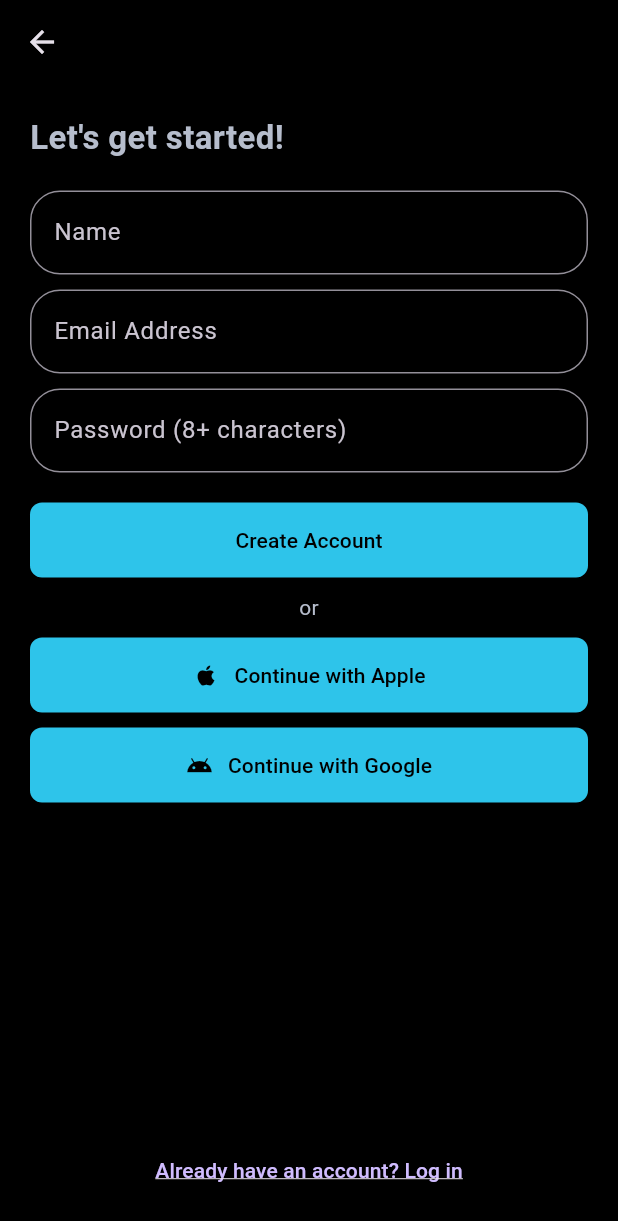
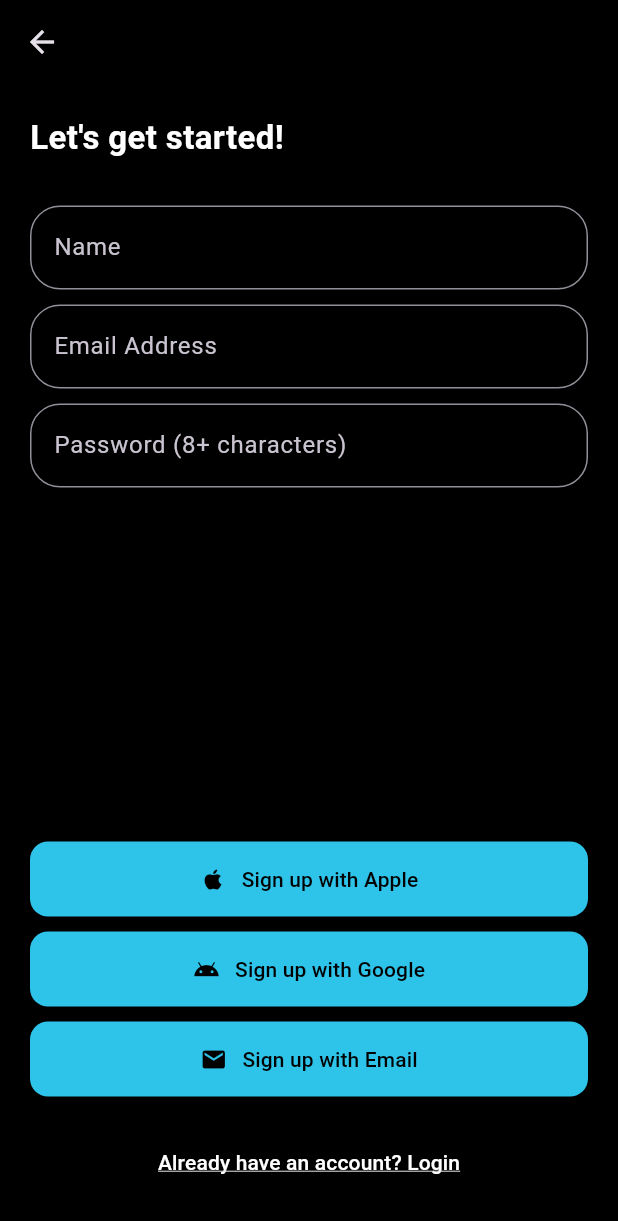
Before and after one commit to iupui-soic/exercise-behavior-change-app, a Flutter app: the SignupScreen screen opened directly, on a phone screen of 412 x 824 dp. Shown: the top 1221 px of the screen. Run offline on Flutter 3.47's test engine with Material 3 defaults, Android fonts, the phone set to English and light mode, and no system bars; our stand-ins replace carousel_slider, google_sign_in, hive, hive_flutter, sign_in_with_apple; accounts and stored records are empty.

Commit message:
Fix signup and signin UI with navbar

```diff
--- a/lib/screens/auth/login_screen.dart
+++ b/lib/screens/auth/login_screen.dart
@@ -11,7 +11,9 @@ class LoginScreen extends StatelessWidget {
   Widget build(BuildContext context) {
     return Scaffold(
       appBar: AppBar(),
-      body: Column(
+      // Wrap with SafeArea to respect system UI elements
+      body: SafeArea(
+        child: Column(
           mainAxisAlignment: MainAxisAlignment.center,
           crossAxisAlignment: CrossAxisAlignment.stretch,
           children: [
@@ -59,14 +61,12 @@ class LoginScreen extends StatelessWidget {
                 ],
               ),
             ),
-          const SizedBox(height: 60),
-          // Login link
+            const SizedBox(height: 20),
+            // Login link - updated with better positioning
             Padding(
-            padding: const EdgeInsets.only(bottom: 16),
-            child: Align(
-              alignment: Alignment.bottomCenter,
-              child: GestureDetector(
-                onTap: () {
+              padding: const EdgeInsets.only(bottom: 20),
+              child: TextButton(
+                onPressed: () {
                   Navigator.of(context).push(
                     MaterialPageRoute(
                       builder: (context) => const EmailLoginScreen(),
@@ -82,8 +82,8 @@ class LoginScreen extends StatelessWidget {
                 ),
               ),
             ),
+          ],
         ),
-        ],
       ),
     );
   }
@@ -140,7 +140,9 @@ class _EmailLoginScreenState extends State<EmailLoginScreen> {
           onPressed: () => Navigator.pop(context),
         ),
       ),
-      body: Padding(
+      // Add SafeArea here too
+      body: SafeArea(
+        child: Padding(
           padding: const EdgeInsets.all(20.0),
           child: Column(
             mainAxisAlignment: MainAxisAlignment.start,
@@ -204,6 +206,8 @@ class _EmailLoginScreenState extends State<EmailLoginScreen> {
               Expanded(
                 child: Align(
                   alignment: Alignment.bottomCenter,
+                  child: Padding(
+                    padding: const EdgeInsets.only(bottom: 20.0),
                     child: TextButton(
                       child: const Text(
                         'Don\'t have an account? Sign up',
@@ -221,7 +225,9 @@ class _EmailLoginScreenState extends State<EmailLoginScreen> {
                     ),
                   ),
                 ),
+              ),
             ],
+          ),
         ),
       ),
     );
--- a/lib/screens/auth/signup_screen.dart
+++ b/lib/screens/auth/signup_screen.dart
@@ -1,9 +1,9 @@
 import 'package:flutter/material.dart';
-import 'package:flutter/services.dart';
 import '../../services/auth_service.dart';
 import '../../widgets/app_button.dart';
 import '../onboarding/demographics_screen.dart';
-import 'login_screen.dart';
+import 'package:exercise_behavior_change_app/screens/auth/login_screen.dart';
+import 'package:exercise_behavior_change_app/utils/theme.dart';
 
 class SignupScreen extends StatefulWidget {
   const SignupScreen({Key? key}) : super(key: key);
@@ -31,29 +31,45 @@ class _SignupScreenState extends State<SignupScreen> {
   @override
   Widget build(BuildContext context) {
     return Scaffold(
-      appBar: AppBar(),
+      backgroundColor: Colors.black,
+      appBar: AppBar(
+        backgroundColor: Colors.transparent,
+        elevation: 0,
+      ),
+      // Following the pattern from the welcome screen
       body: SafeArea(
-        child: Padding(
+        child: LayoutBuilder(
+          builder: (context, constraints) {
+            return SingleChildScrollView(
+              child: ConstrainedBox(
+                constraints: BoxConstraints(
+                  minHeight: constraints.maxHeight,
+                ),
+                child: IntrinsicHeight(
+                  child: Column(
+                    mainAxisAlignment: MainAxisAlignment.spaceBetween,
+                    children: [
+                      // Top form area
+                      Padding(
                         padding: const EdgeInsets.all(20.0),
                         child: Column(
                           crossAxisAlignment: CrossAxisAlignment.start,
-            children: <Widget>[
-              Expanded(
-                child: SingleChildScrollView(
-                  child: Form(
-                    key: _formKey,
-                    child: Column(
-                      crossAxisAlignment: CrossAxisAlignment.start,
-                      children: <Widget>[
+                          children: [
                             const Text(
                               'Let\'s get started!',
                               style: TextStyle(
                                 fontSize: 22.0,
                                 fontWeight: FontWeight.bold,
+                                color: Colors.white,
                               ),
                             ),
-                        const SizedBox(height: 20.0),
+                            const SizedBox(height: 30.0),
 
+                            // Form fields
+                            Form(
+                              key: _formKey,
+                              child: Column(
+                                children: [
                                   // Name field
                                   TextFormField(
                                     controller: _nameController,
@@ -86,7 +102,6 @@ class _SignupScreenState extends State<SignupScreen> {
                                       if (value == null || value.isEmpty) {
                                         return 'Please enter your email address';
                                       }
-                            // Check email format
                                       final emailRegex = RegExp(
                                           r"^[a-zA-Z0-9.a-zA-Z0-9!#$%&'*+-/=?^_`{|}~]+@[a-zA-Z0-9-]+\.[a-zA-Z]+");
                                       if (!emailRegex.hasMatch(value)) {
@@ -111,61 +126,69 @@ class _SignupScreenState extends State<SignupScreen> {
                                       if (value == null || value.isEmpty) {
                                         return 'Please enter your password';
                                       }
-                            // Check password length
                                       if (value.length < 8) {
                                         return 'Password must be at least 8 characters long';
                                       }
                                       return null;
                                     },
                                   ),
-                        const SizedBox(height: 20.0),
-
-                        // Create Account button
-                        AppButton(
-                          text: 'Create Account',
-                          onPressed: () => _handleSignup(context),
-                          isLoading: _isLoading,
+                                ],
+                              ),
+                            ),
+                          ],
+                        ),
                       ),
 
-                        const SizedBox(height: 10.0),
-                        const Center(child: Text('or')),
-                        const SizedBox(height: 10.0),
+                      // Spacer to push content to top and bottom
+                      const Spacer(),
 
+                      // Bottom buttons and login link
+                      Padding(
+                        padding: const EdgeInsets.all(20.0),
+                        child: Column(
+                          mainAxisSize: MainAxisSize.min,
+                          children: [
                             // Apple Sign In button
                             AppButton(
-                          text: 'Continue with Apple',
+                              text: 'Sign up with Apple',
                               onPressed: () => _handleAppleSignIn(context),
                               isLoading: _isLoading,
                               leadingIcon: const Icon(Icons.apple, color: Colors.black),
+                              backgroundColor: AppTheme.primaryColor,
+                              borderRadius: BorderRadius.circular(12.0),
                             ),
-
                             const SizedBox(height: 10.0),
 
                             // Google Sign In button
                             AppButton(
-                          text: 'Continue with Google',
+                              text: 'Sign up with Google',
                               onPressed: () => _handleGoogleSignIn(context),
                               isLoading: _isLoading,
                               leadingIcon: const Icon(Icons.android, color: Colors.black),
+                              backgroundColor: AppTheme.primaryColor,
+                              borderRadius: BorderRadius.circular(12.0),
+                            ),
+                            const SizedBox(height: 10.0),
+
+                            // Email Sign In button
+                            AppButton(
+                              text: 'Sign up with Email',
+                              onPressed: () => _handleSignup(context),
+                              isLoading: _isLoading,
+                              leadingIcon: const Icon(Icons.email, color: Colors.black),
+                              backgroundColor: AppTheme.primaryColor,
+                              borderRadius: BorderRadius.circular(12.0),
                             ),
 
-                        const SizedBox(height: 20.0),
-                      ],
-                    ),
-                  ),
-                ),
-              ),
-
-              // Login link
-              Row(
-                mainAxisAlignment: MainAxisAlignment.center,
-                crossAxisAlignment: CrossAxisAlignment.end,
-                children: <Widget>[
-                  TextButton(
+                            // Login link - with margin for safery
+                            Padding(
+                              padding: const EdgeInsets.only(top: 20.0, bottom: 5.0),
+                              child: TextButton(
                                 child: const Text(
-                      'Already have an account? Log in',
+                                  'Already have an account? Login',
                                   style: TextStyle(
                                     decoration: TextDecoration.underline,
+                                    color: Colors.white,
                                   ),
                                 ),
                                 onPressed: () {
@@ -176,10 +199,16 @@ class _SignupScreenState extends State<SignupScreen> {
                                   );
                                 },
                               ),
-                ],
                             ),
                           ],
                         ),
+                      ),
+                    ],
+                  ),
+                ),
+              ),
+            );
+          },
         ),
       ),
     );
```
Lines whose indentation alone changed are shown as unchanged.
